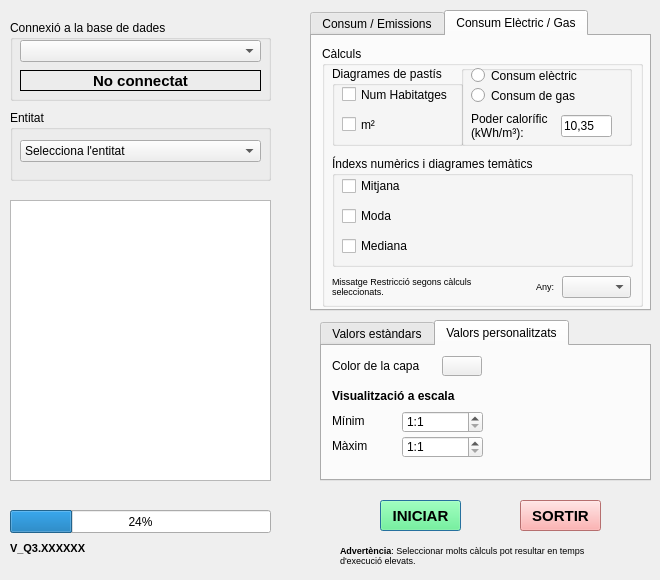
Before: the Qt Designer form eficiencia_energetica_dialog_base.ui in TecnocampusCCU/eficiencia_energetica, drawn with Qt 5.
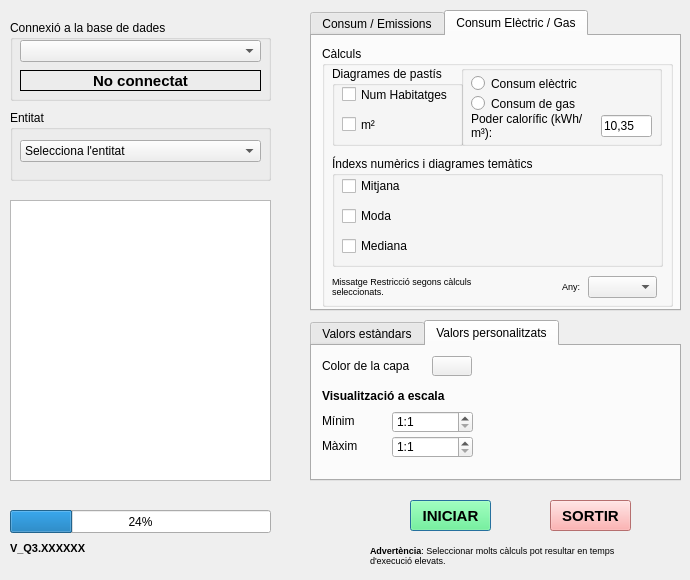
After: the same form once the commit is applied. Icons and pictures are not drawn.

The edit to the form file:
```diff
--- a/eficiencia_energetica_dialog_base.ui
+++ b/eficiencia_energetica_dialog_base.ui
@@ -6,19 +6,19 @@
    <rect>
     <x>0</x>
     <y>0</y>
-    <width>660</width>
+    <width>690</width>
     <height>580</height>
    </rect>
   </property>
   <property name="minimumSize">
    <size>
-    <width>660</width>
+    <width>690</width>
     <height>580</height>
    </size>
   </property>
   <property name="maximumSize">
    <size>
-    <width>660</width>
+    <width>690</width>
     <height>580</height>
    </size>
   </property>
@@ -163,7 +163,7 @@
   <widget class="QPushButton" name="pushInici">
    <property name="geometry">
     <rect>
-     <x>380</x>
+     <x>410</x>
      <y>500</y>
      <width>81</width>
      <height>31</height>
@@ -628,7 +628,7 @@
   <widget class="QPushButton" name="pushSortir">
    <property name="geometry">
     <rect>
-     <x>520</x>
+     <x>550</x>
      <y>500</y>
      <width>81</width>
      <height>31</height>
@@ -1103,7 +1103,7 @@
   <widget class="QLabel" name="labelAvis">
    <property name="geometry">
     <rect>
-     <x>340</x>
+     <x>370</x>
      <y>540</y>
      <width>281</width>
      <height>31</height>
@@ -1155,9 +1155,9 @@
   <widget class="QTabWidget" name="tabPersonalitzacio">
    <property name="geometry">
     <rect>
-     <x>320</x>
+     <x>310</x>
      <y>320</y>
-     <width>331</width>
+     <width>371</width>
      <height>161</height>
     </rect>
    </property>
@@ -1416,7 +1416,7 @@
     <rect>
      <x>310</x>
      <y>10</y>
-     <width>341</width>
+     <width>371</width>
      <height>301</height>
     </rect>
    </property>
@@ -1614,7 +1614,7 @@
       <rect>
        <x>10</x>
        <y>10</y>
-       <width>321</width>
+       <width>351</width>
        <height>261</height>
       </rect>
      </property>
@@ -1690,7 +1690,7 @@
        <rect>
         <x>139</x>
         <y>19</y>
-        <width>171</width>
+        <width>201</width>
         <height>81</height>
        </rect>
       </property>
@@ -1701,7 +1701,7 @@
        <property name="geometry">
         <rect>
          <x>10</x>
-         <y>2</y>
+         <y>10</y>
          <width>141</width>
          <height>17</height>
         </rect>
@@ -1720,7 +1720,7 @@
        <property name="geometry">
         <rect>
          <x>10</x>
-         <y>22</y>
+         <y>30</y>
          <width>141</width>
          <height>17</height>
         </rect>
@@ -1734,7 +1734,7 @@
         <rect>
          <x>10</x>
          <y>40</y>
-         <width>101</width>
+         <width>121</width>
          <height>41</height>
         </rect>
        </property>
@@ -1748,7 +1748,7 @@
       <widget class="QLineEdit" name="poderCalorLine">
        <property name="geometry">
         <rect>
-         <x>100</x>
+         <x>140</x>
          <y>50</y>
          <width>51</width>
          <height>22</height>
@@ -1764,7 +1764,7 @@
        <rect>
         <x>10</x>
         <y>110</y>
-        <width>301</width>
+        <width>331</width>
         <height>111</height>
        </rect>
       </property>
@@ -1817,7 +1817,7 @@
      <widget class="QComboBox" name="comboAny">
       <property name="geometry">
        <rect>
-        <x>240</x>
+        <x>266</x>
         <y>230</y>
         <width>69</width>
         <height>22</height>
@@ -1827,7 +1827,7 @@
      <widget class="QLabel" name="lblAny">
       <property name="geometry">
        <rect>
-        <x>214</x>
+        <x>240</x>
         <y>230</y>
         <width>21</width>
         <height>20</height>
```
Left out of the diff: 8 changed lines with no effect on the pictures.
